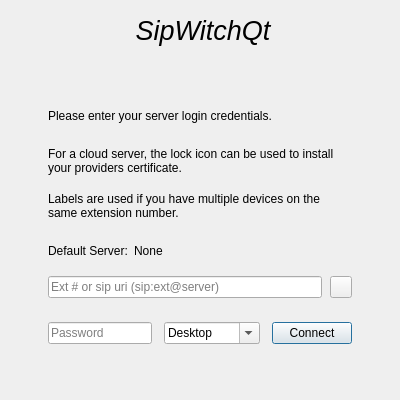
This is Desktop/login.ui in dyfet/tycho_sipwitchqt as Qt 5 draws it before an edit. The edited form follows.
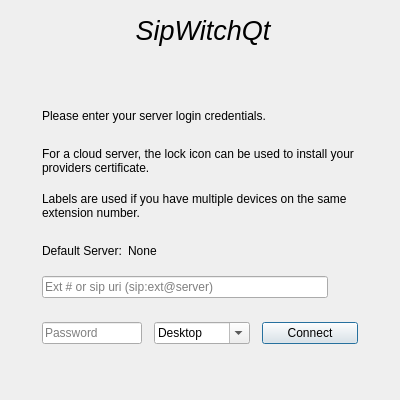
This is the edited form. Icons and pictures are not drawn.

Patch:
```diff
--- a/Desktop/login.ui
+++ b/Desktop/login.ui
@@ -199,7 +199,7 @@
           </widget>
          </item>
          <item>
-          <widget class="QToolButton" name="certificate">
+          <widget class="QPushButton" name="certificate">
            <property name="maximumSize">
             <size>
              <width>22</width>
@@ -216,6 +216,9 @@
             <iconset resource="../Resources/desktop.qrc">
              <normaloff>:/icons/locked.png</normaloff>:/icons/locked.png</iconset>
            </property>
+           <property name="flat">
+            <bool>true</bool>
+           </property>
           </widget>
          </item>
         </layout>
@@ -265,13 +268,13 @@
           <widget class="QPushButton" name="loginButton">
            <property name="minimumSize">
             <size>
-             <width>80</width>
+             <width>96</width>
              <height>0</height>
             </size>
            </property>
            <property name="maximumSize">
             <size>
-             <width>80</width>
+             <width>96</width>
              <height>16777215</height>
             </size>
            </property>
```
